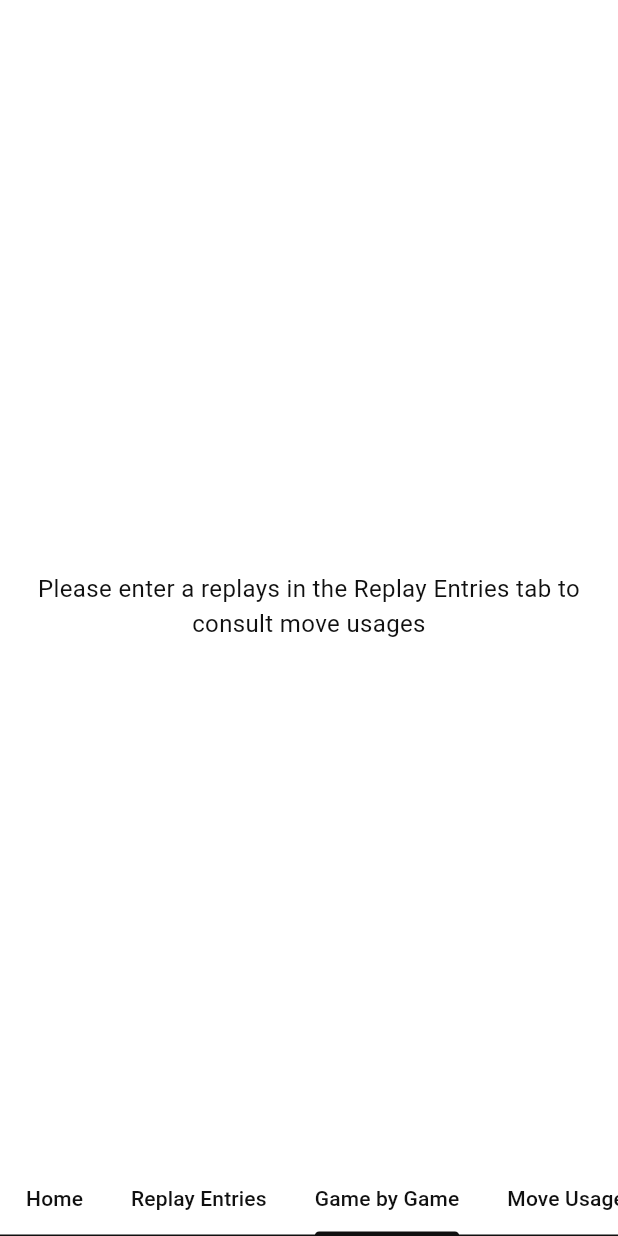
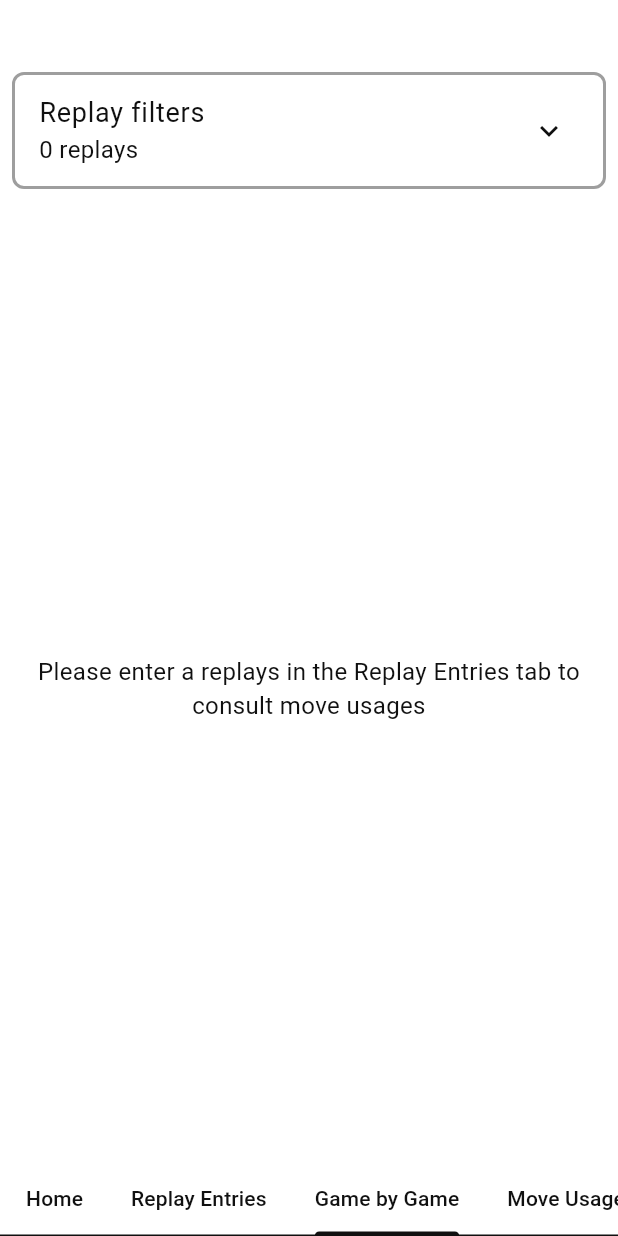
Before and after one commit to tambapps/poke-show-stats, a Flutter app: the screen it shows after launch, tab 3 chosen, on a phone screen of 412 x 824 dp. Run offline on Flutter 3.47's test engine with Material 3 defaults, Android fonts, the phone set to English and light mode, and no system bars; our stand-ins replace cached_network_image, fl_chart, fluttertoast, go_router, shared_preferences, yaml; missing offline and left inert: cached_network_image_platform_interface.

Commit message:
fixed things

```diff
--- a/app/lib/ui/core/widgets/replay_filters.dart
+++ b/app/lib/ui/core/widgets/replay_filters.dart
@@ -60,7 +60,10 @@ abstract class _AbstractReplayFiltersWidgetState extends AbstractState<ReplayFil
           maintainState: true,
           controller: _expansionTileController,
           title: Text("Replay filters"),
-            subtitle: widget.totalReplaysCount != widget.matchedReplaysCount ? Text("Matched ${widget.matchedReplaysCount} replays out of ${widget.totalReplaysCount}") : null,
+            subtitle: Text(
+                widget.totalReplaysCount != widget.matchedReplaysCount ?
+                "Matched ${widget.matchedReplaysCount} replays out of ${widget.totalReplaysCount}"
+                    : "${widget.totalReplaysCount} replays"),
           children: [
             Padding(padding: EdgeInsets.symmetric(horizontal: dimens.pokemonFiltersHorizontalSpacing),
               child: eloFiltersWidget(context, localization, dimens, theme),),
--- a/app/lib/ui/home/home_screen.dart
+++ b/app/lib/ui/home/home_screen.dart
@@ -126,17 +126,22 @@ abstract class _AbstractHomeScreenState extends AbstractViewModelState<HomeScree
             matchedReplaysCount: viewModel.filteredReplays.length,
           );
           if (viewModel.replays.isEmpty) {
-            return Center(
-              child: Text("Please enter a replays in the Replay Entries tab to consult move usages", textAlign: TextAlign.center,),
-            );
+            return _cantDisplay(replayFiltersWidget, "Please enter a replays in the Replay Entries tab to consult move usages");
           } else if (viewModel.filteredReplays.isEmpty) {
-            return Center(
-              child: Text("Applied filters matched 0 replays", textAlign: TextAlign.center,),
-            );
+            return _cantDisplay(replayFiltersWidget, "Applied filters matched 0 replays");
           } else {
             return tabContentSupplier(replayFiltersWidget);
           }
         });
+  }
+
+  Widget _cantDisplay(ReplayFiltersWidget filtersWidget, String text) {
+    return Column(children: [
+      filtersWidget,
+      Expanded(child: Center(
+        child: Text(text, textAlign: TextAlign.center,),
+      ))
+    ],);
   }
 }
 
```
